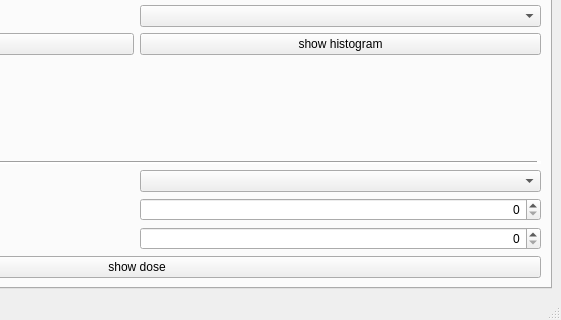
This is UI/FilmScanMain_QtDesign.ui in mgotz/EBT_evaluation as Qt 5 draws it before an edit; both pictures show x 291 to 852 and y 417 to 737 of the 852 by 737 pixel window. The edited form follows.
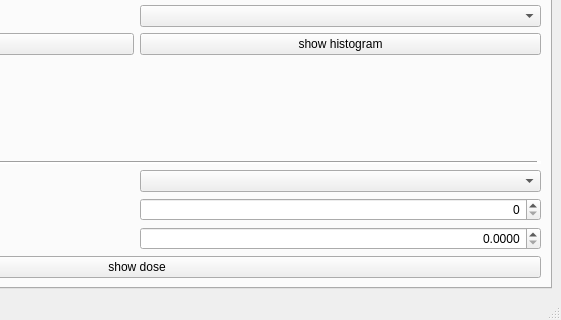
This is the edited form.

What changed in the file:
```diff
--- a/UI/FilmScanMain_QtDesign.ui
+++ b/UI/FilmScanMain_QtDesign.ui
@@ -329,15 +329,18 @@
                </widget>
               </item>
               <item>
-               <widget class="QSpinBox" name="phi0">
+               <widget class="QDoubleSpinBox" name="phi0">
                 <property name="toolTip">
                  <string>give the pixel value that corresponds to 0 dose, in order to calculate the optical density</string>
                 </property>
                 <property name="alignment">
                  <set>Qt::AlignRight|Qt::AlignTrailing|Qt::AlignVCenter</set>
                 </property>
+                <property name="decimals">
+                 <number>4</number>
+                </property>
                 <property name="maximum">
-                 <number>255</number>
+                 <double>255.000000000000000</double>
                 </property>
                </widget>
               </item>
```
Left out of the diff: 2 changed lines with no effect on the pictures.
